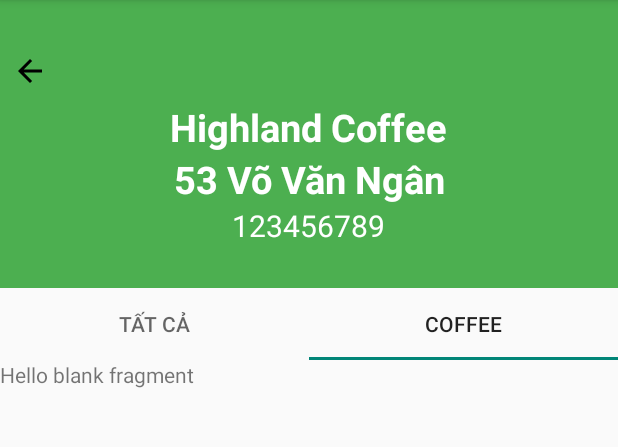
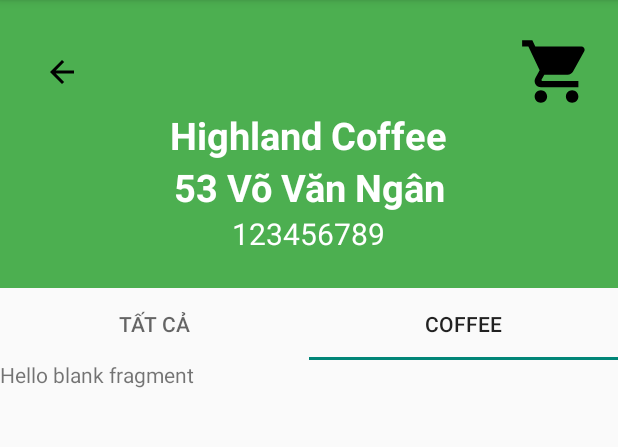
Before and after one commit to phuunguyen/ClientUser, an Android app: the ListDoUongActivity screen opened directly, with no data from a screen before it, tab 2 chosen, on a phone screen of 412 x 824 dp, the part 84-531 px from its top. Run offline under Robolectric (Android 15) with nearby library versions, the phone set to English and light mode, and no system bars; our stand-ins replace Firebase (no records; nobody signed in at launch, a user with empty details on screens opened directly), Picasso; 3 statements that could not run were skipped.

```diff
--- a/app/build.gradle
+++ b/app/build.gradle
@@ -32,4 +32,5 @@ dependencies {
     androidTestImplementation 'androidx.test.espresso:espresso-core:3.2.0'
     implementation 'com.squareup.picasso:picasso:2.71828'
     implementation 'com.android.support:design:28.0.0'
+    implementation 'com.google.code.gson:gson:2.8.6'
 }
--- a/app/src/main/res/layout/activity_gio_hang.xml
+++ b/app/src/main/res/layout/activity_gio_hang.xml
@@ -86,7 +86,7 @@
                 android:layout_height="wrap_content"
                 android:layout_weight="1"
                 android:gravity="right"
-                android:text="255555"
+                android:text="0.0 VND"
                 android:textSize="25sp" />
 
         </LinearLayout>
--- a/app/src/main/res/layout/activity_list_do_uong.xml
+++ b/app/src/main/res/layout/activity_list_do_uong.xml
@@ -22,15 +22,30 @@
 
             <LinearLayout
                 android:layout_width="0dp"
-                android:layout_height="wrap_content"
+                android:layout_height="match_parent"
+                android:layout_marginLeft="16dp"
                 android:layout_weight="1">
 
                 <ImageButton
                     android:id="@+id/imgButtonLeft"
-                    android:layout_width="40dp"
-                    android:layout_height="40dp"
+                    android:layout_width="50dp"
+                    android:layout_height="50dp"
                     android:background="@color/appBackground"
                     android:src="@drawable/ic_arrow_back_black_24dp" />
+            </LinearLayout>
+
+            <LinearLayout
+                android:layout_width="0dp"
+                android:layout_height="match_parent"
+                android:layout_marginRight="16dp"
+                android:layout_weight="1"
+                android:gravity="right">
+
+                <ImageButton
+                    android:id="@+id/btnCart"
+                    android:layout_width="50dp"
+                    android:layout_height="50dp"
+                    android:background="@drawable/cart" />
             </LinearLayout>
 
         </LinearLayout>
```
Also changed, not shown: app/src/main/java/com/example/clientuser/GioHangActivity.java (+39 -5 lines), app/src/main/java/com/example/clientuser/ListCuaHangActivity.java (+2 -9 lines), app/src/main/java/com/example/clientuser/ListDoUongActivity.java (+9 -1 lines), app/src/main/res/layout/activity_list_cua_hang.xml (+12 -12 lines).
